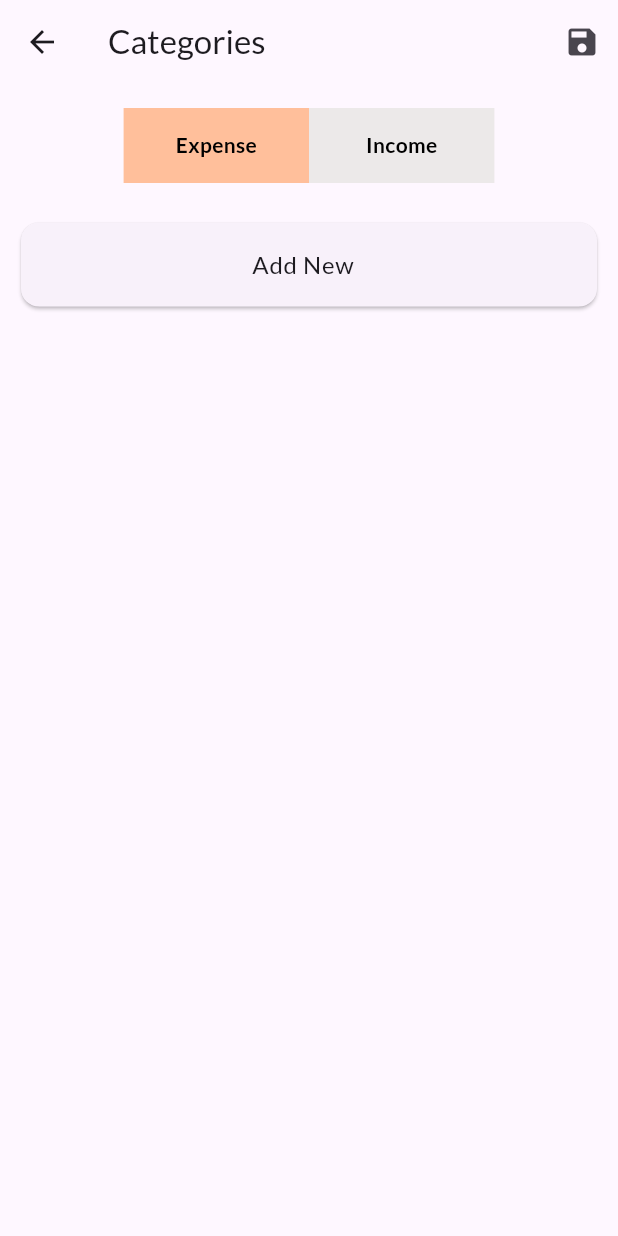
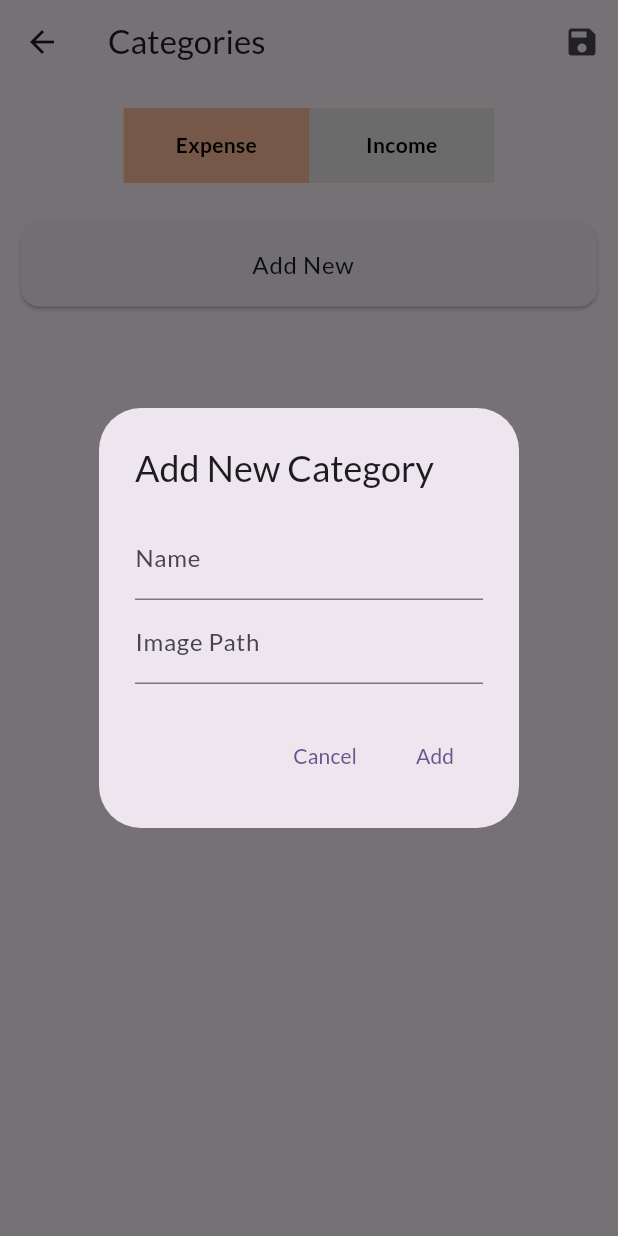
Before and after one commit to adipatil07/SpendWise, a Flutter app: the Category screen opened directly, after a tap on "Add New", on a phone screen of 412 x 824 dp. Run offline on Flutter 3.47's test engine with Material 3 defaults, Android fonts, the light colour scheme and no system bars; our stand-ins replace cloud_firestore, easy_date_timeline, firebase_auth, firebase_core, google_fonts; accounts and stored records are empty.

Commit message:
new Categories are adding properly

```diff
--- a/lib/pages/category_page.dart
+++ b/lib/pages/category_page.dart
@@ -1,3 +1,5 @@
+import 'package:cloud_firestore/cloud_firestore.dart';
+import 'package:firebase_auth/firebase_auth.dart';
 import 'package:flutter/material.dart';
 import '../widget/categoryService.dart'; // Import Firestore
 
@@ -37,6 +39,39 @@ class _CategoryScreenState extends State<Category> {
       // Handle error here
     }
   }
+
+  void addNewCategory(String name, String imagePath) async {
+    // Update local state
+    setState(() {
+      final newCategory = CategoryList(name, imagePath);
+      if (isExpenseSelected) {
+        expenseCategories.add(newCategory);
+      } else {
+        incomeCategories.add(newCategory);
+      }
+    });
+
+    try {
+      // Update Firebase
+      FirebaseAuth auth = FirebaseAuth.instance;
+      User? user = auth.currentUser;
+      String uid = user?.uid ?? '';
+
+      DocumentReference userDocRef = FirebaseFirestore.instance.collection('users').doc(uid);
+      CollectionReference categoriesCollectionRef = userDocRef.collection(isExpenseSelected ? 'expenseCategories' : 'incomeCategories');
+
+      await categoriesCollectionRef.add({
+        'name': name,
+        'imagePath': imagePath,
+      });
+
+      print('New category added to Firebase.');
+    } catch (error) {
+      print('Error adding category to Firebase: $error');
+      // Handle error here
+    }
+  }
+
 
   @override
   Widget build(BuildContext context) {
@@ -114,7 +149,13 @@ class _CategoryScreenState extends State<Category> {
                   return Card(
                     child: ListTile(
                       onTap: () {
-                        // Implement adding a new category
+                        // Show dialog to add new category
+                        showDialog(
+                          context: context,
+                          builder: (context) => AddCategoryDialog(
+                            onAddCategory: addNewCategory,
+                          ),
+                        );
                       },
                       title: Center(child: Text('Add New')),
                     ),
@@ -150,3 +191,52 @@ class _CategoryScreenState extends State<Category> {
     );
   }
 }
+
+class AddCategoryDialog extends StatefulWidget {
+  final Function(String, String) onAddCategory;
+
+  const AddCategoryDialog({Key? key, required this.onAddCategory}) : super(key: key);
+
+  @override
+  _AddCategoryDialogState createState() => _AddCategoryDialogState();
+}
+
+class _AddCategoryDialogState extends State<AddCategoryDialog> {
+  final TextEditingController nameController = TextEditingController();
+  final TextEditingController imagePathController = TextEditingController();
+
+  @override
+  Widget build(BuildContext context) {
+    return AlertDialog(
+      title: Text('Add New Category'),
+      content: Column(
+        mainAxisSize: MainAxisSize.min,
+        children: [
+          TextField(
+            controller: nameController,
+            decoration: InputDecoration(labelText: 'Name'),
+          ),
+          TextField(
+            controller: imagePathController,
+            decoration: InputDecoration(labelText: 'Image Path'),
+          ),
+        ],
+      ),
+      actions: [
+        TextButton(
+          onPressed: () {
+            Navigator.of(context).pop();
+          },
+          child: Text('Cancel'),
+        ),
+        TextButton(
+          onPressed: () {
+            widget.onAddCategory(nameController.text, imagePathController.text);
+            Navigator.of(context).pop();
+          },
+          child: Text('Add'),
+        ),
+      ],
+    );
+  }
+}
```
